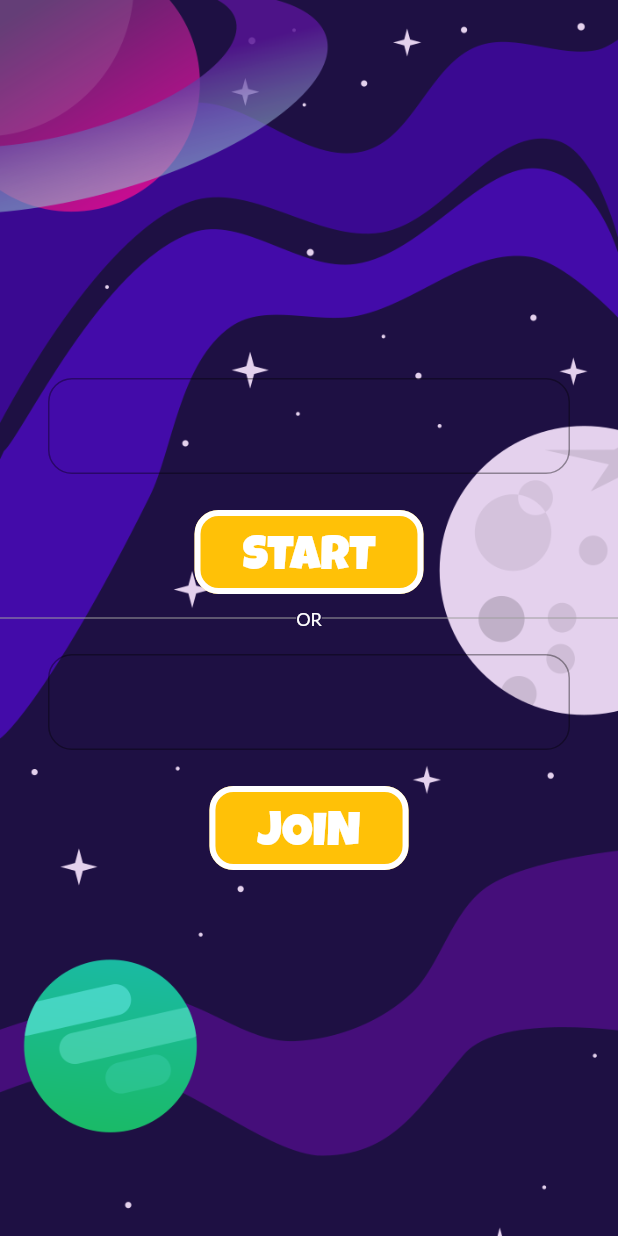
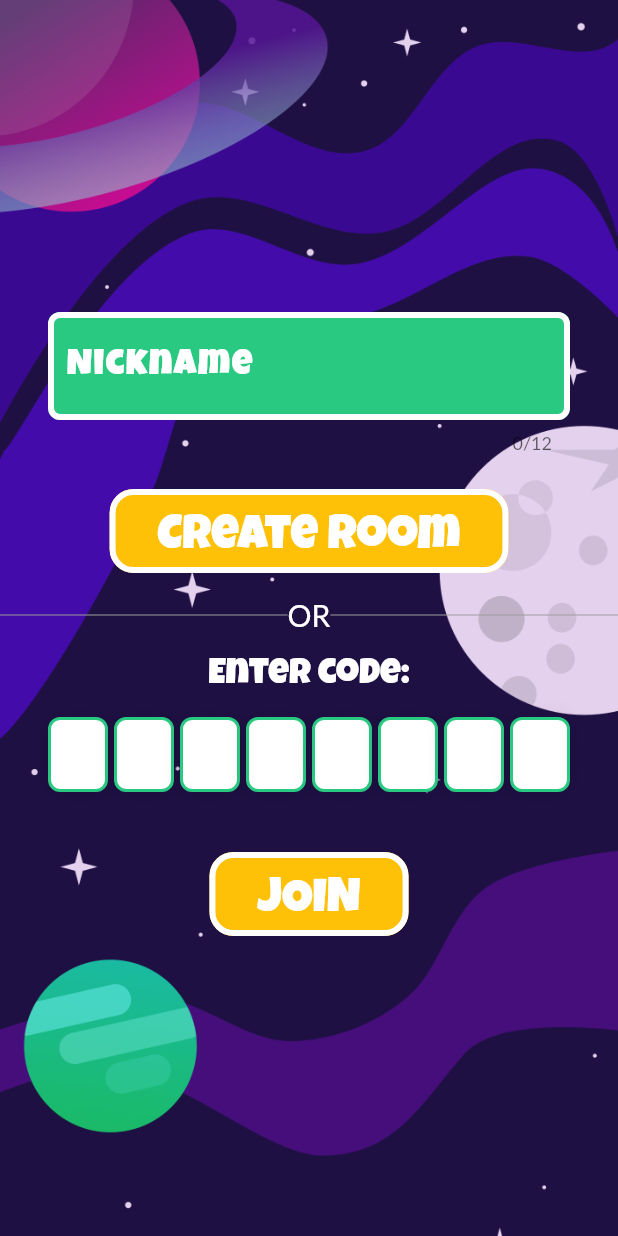
Before and after one commit to stasgora/endspace, a Flutter app: the screen it shows after launch, on a phone screen of 412 x 824 dp. Run offline on Flutter 3.47's test engine with Material 2 defaults, Android fonts, the phone set to English and light mode, and no system bars; drawn by our look-alikes of pin_code_fields; our stand-ins replace bloc, equatable, flutter_bloc, get_it, socket_io_client; network calls fail; Roboto replaces fonts that are missing (Lato).

Commit message:
Main screen update

```diff
--- a/lib/model/ui/ui_text_field.dart
+++ b/lib/model/ui/ui_text_field.dart
@@ -1,10 +1,18 @@
 import 'package:flutter/cupertino.dart';
+import '../../utils/app_strings.dart';
+import '../../utils/ui/theme_config.dart';
+
+enum TextFieldType {name, other}
 
 class UITextField {
   final TextEditingController controller;
+  final TextFieldType type;
+  final String? label;
   final String? hint;
-  final String? label;
   final int maxLength;
 
-  UITextField(this.controller, {this.hint, this.label, this.maxLength = 8});
+  UITextField(this.controller, this.type)
+      : maxLength = type == TextFieldType.other ? MiscTheme.codeLength : MiscTheme.nameLength,
+        label = type == TextFieldType.other ? AppStrings.textFieldCodeLabel : AppStrings.textFieldNameLabel,
+        hint = type == TextFieldType.other ? AppStrings.textFieldCodeHint : AppStrings.textFieldNameHint;
 }
--- a/lib/pages/start_page.dart
+++ b/lib/pages/start_page.dart
@@ -1,11 +1,12 @@
 import 'package:flutter/cupertino.dart';
 import 'package:flutter/material.dart';
 import 'package:flutter_bloc/flutter_bloc.dart';
+import 'package:game/widgets/buttons/custom_code_field.dart';
 import '../logic/start_page/start_page_cubit.dart';
 import '../model/ui/ui_button.dart';
 import '../model/ui/ui_text_field.dart';
 import '../widgets/buttons/action_button.dart';
-import '../widgets/buttons/custom_text_box.dart';
+import '../widgets/buttons/custom_text_field.dart';
 
 class StartPage extends StatefulWidget {
   const StartPage() : super();
@@ -27,6 +28,8 @@ class _StartPageState extends State<StartPage> {
         }
       },
       child: SafeArea(
+        child: GestureDetector(
+          onTap: () => FocusScope.of(context).requestFocus(FocusNode()),
           child: Scaffold(
             body: Container(
               decoration: BoxDecoration(
@@ -41,9 +44,11 @@ class _StartPageState extends State<StartPage> {
                   child: Column(
                     mainAxisAlignment: MainAxisAlignment.center,
                     children: [
-                    CustomTextField(UITextField(nameController, maxLength: 12)),
-                    ActionButton(UIButton("START", onStartButton)),
-                    Row(children: <Widget>[
+                      CustomTextField(UITextField(nameController, TextFieldType.name)),
+                      ActionButton(UIButton("Create room", onStartButton)),
+                      Padding(
+                        padding: const EdgeInsets.only(top: 8.0),
+                        child: Row(children: <Widget>[
                           Expanded(
                             child: Divider(
                               color: Colors.grey,
@@ -54,13 +59,25 @@ class _StartPageState extends State<StartPage> {
                             style: Theme.of(context)
                                 .textTheme
                                 .caption!
-                            .copyWith(color: Colors.white),
+                                .copyWith(color: Colors.white, fontSize: 20),
                           ),
                           Expanded(child: Divider(color: Colors.grey)),
                         ]),
-                    CustomTextField(UITextField(roomController)),
+                      ),
+                      Padding(
+                        padding: const EdgeInsets.only(top: 16.0),
+                        child: Text(
+                          "Enter code:",
+                          style: Theme.of(context)
+                              .textTheme
+                              .headline1!
+                              .copyWith(fontSize: 24),
+                        ),
+                      ),
+                      CustomCodeField(roomController),
                       ActionButton(UIButton("JOIN", onJoinButton))
                     ],
+                  ),
                 ),
               ),
             ),
--- a/lib/utils/app_strings.dart
+++ b/lib/utils/app_strings.dart
@@ -1,5 +1,12 @@
 
 class AppStrings {
+  //assets
   static final String avatarsPath = "assets/images/avatars/";
   static final String avatarExt = ".png";
+
+  //strings
+  static final String textFieldNameLabel = "Nickname";
+  static final String textFieldNameHint = "";
+  static final String textFieldCodeLabel = "Code";
+  static final String textFieldCodeHint = "########";
 }
--- a/lib/utils/ui/theme_config.dart
+++ b/lib/utils/ui/theme_config.dart
@@ -8,6 +8,12 @@ class AppColors {
 
   //buttons
   static const Color actionButton = Colors.amber;
+
+  //textFields
+  static const Color textFieldEnabledOutline = Colors.white;
+  static const Color textFieldFocusedOutline = Color.fromARGB(170, 255, 255, 255);
+  static const Color textFieldBasicBackground = Color.fromARGB(255, 41, 201, 130);
+
 
   //text
   static const Color darkTextColor = Colors.black38;
@@ -23,3 +29,13 @@ class AppColors {
     Color.fromARGB(255, 46, 196, 182)
   ];
 }
+
+class MiscTheme {
+  static const double actionButtonRadius = 16;
+  static const double textFieldRadius = 8;
+
+  static const int codeLength = 8;
+  static const int nameLength = 12;
+
+
+}
--- /dev/null
+++ b/lib/widgets/buttons/custom_code_field.dart
@@ -0,0 +1,66 @@
+import 'package:flutter/cupertino.dart';
+import 'package:flutter/material.dart';
+import 'package:game/utils/ui/theme_config.dart';
+import 'package:pin_code_fields/pin_code_fields.dart';
+
+class CustomCodeField extends StatefulWidget {
+  final TextEditingController controller;
+
+  const CustomCodeField(this.controller) : super();
+
+  @override
+  _CustomCodeFieldState createState() => _CustomCodeFieldState();
+}
+
+class _CustomCodeFieldState extends State<CustomCodeField> {
+  String currentText = "";
+  @override
+  Widget build(BuildContext context) {
+    return Padding(
+      padding: EdgeInsets.symmetric(horizontal: 32, vertical: 16),
+      child: PinCodeTextField(
+        appContext: context,
+        textStyle: Theme.of(context).textTheme.headline1,
+        pastedTextStyle: Theme.of(context).textTheme.headline1,
+        length: MiscTheme.codeLength,
+        animationType: AnimationType.fade,
+        pinTheme: PinTheme(
+          shape: PinCodeFieldShape.box,
+          borderRadius: BorderRadius.circular(8),
+          fieldHeight: 50,
+          fieldWidth: 40,
+          activeColor: Colors.white,
+          activeFillColor: AppColors.textFieldBasicBackground,
+          selectedColor: Colors.white,
+          selectedFillColor: Colors.amber,
+          inactiveColor: AppColors.textFieldBasicBackground,
+          inactiveFillColor: Colors.white,
+        ),
+
+        cursorColor: Colors.white,
+        animationDuration: Duration(milliseconds: 300),
+        enableActiveFill: true,
+        controller: widget.controller,
+        keyboardType: TextInputType.text,
+        boxShadows: [
+          BoxShadow(
+            offset: Offset(0, 1),
+            color: Colors.black12,
+            blurRadius: 10,
+          )
+        ],
+        onCompleted: (v) {
+
+        },
+        onChanged: (value) {
+          setState(() {
+            currentText = value;
+          });
+        },
+        beforeTextPaste: (text) {
+          return true;
+        },
+      )
+    );
+  }
+}
--- a/lib/widgets/buttons/custom_text_box.dart
+++ /dev/null
@@ -1,37 +0,0 @@
-import 'package:flutter/material.dart';
-import 'package:flutter/services.dart';
-import '../../model/ui/ui_text_field.dart';
-
-class CustomTextField extends StatelessWidget {
-  final UITextField uiTextField;
-
-  const CustomTextField(this.uiTextField) : super();
-
-  @override
-  Widget build(BuildContext context) {
-    return Padding(
-      padding: EdgeInsets.symmetric(vertical: 16.0, horizontal: 32.0),
-      child: TextField(
-        inputFormatters: [
-          LengthLimitingTextInputFormatter(uiTextField.maxLength)
-        ],
-        controller: uiTextField.controller,
-        style: Theme.of(context).textTheme.button!.copyWith(fontSize: 24, letterSpacing: 1),
-        decoration: InputDecoration(
-          border: OutlineInputBorder(
-            borderRadius: BorderRadius.circular(16),
-            borderSide: BorderSide(
-              color: Colors.white,
-              width: 4
-            )
-          ),
-          fillColor: Colors.white,
-          hintText: uiTextField.hint,
-          labelText: uiTextField.label
-        ),
-        cursorColor: Colors.white,
-
-      ),
-    );
-  }
-}
--- /dev/null
+++ b/lib/widgets/buttons/custom_text_field.dart
@@ -0,0 +1,64 @@
+import 'package:flutter/material.dart';
+import 'package:flutter/services.dart';
+
+import '../../model/ui/ui_text_field.dart';
+import '../../utils/ui/theme_config.dart';
+
+enum InputBorderType {basic, focused, enabled}
+
+class CustomTextField extends StatelessWidget {
+  final UITextField uiTextField;
+
+  const CustomTextField(this.uiTextField) : super();
+
+  @override
+  Widget build(BuildContext context) {
+    return Padding(
+      padding: EdgeInsets.symmetric(vertical: 16.0, horizontal: 32.0),
+      child: TextField(
+        inputFormatters: [
+          LengthLimitingTextInputFormatter(uiTextField.maxLength)
+        ],
+        maxLength: uiTextField.maxLength,
+        controller: uiTextField.controller,
+        style: Theme.of(context).textTheme.button!.copyWith(fontSize: 24, letterSpacing: 1),
+        decoration: InputDecoration(
+          border: _getOutlineInputBorder(InputBorderType.basic),
+          fillColor: AppColors.textFieldBasicBackground,
+          hintText: uiTextField.hint,
+          labelText: uiTextField.label,
+          hintStyle: Theme.of(context).textTheme.button,
+          labelStyle: Theme.of(context).textTheme.button!.copyWith(fontSize: 24, letterSpacing: 1),
+          filled: true,
+          enabledBorder: _getOutlineInputBorder(InputBorderType.enabled),
+          focusedBorder: _getOutlineInputBorder(InputBorderType.focused),
+        ),
+        cursorColor: Colors.white,
+
+      ),
+    );
+  }
+
+  OutlineInputBorder _getOutlineInputBorder(InputBorderType type) {
+    Color color;
+    switch (type) {
+      case InputBorderType.basic:
+        color = AppColors.textFieldBasicBackground;
+        break;
+      case InputBorderType.focused:
+        color = AppColors.textFieldFocusedOutline;
+        break;
+      case InputBorderType.enabled:
+        color = AppColors.textFieldEnabledOutline;
+        break;
+    }
+
+    return OutlineInputBorder(
+        borderRadius: BorderRadius.circular(MiscTheme.textFieldRadius),
+        borderSide: BorderSide(
+            color: color,
+            width: 4
+        )
+    );
+  }
+}
--- a/pubspec.yaml
+++ b/pubspec.yaml
@@ -21,6 +21,7 @@ dependencies:
   # UI
   cupertino_icons: ^1.0.2
   bordered_text: ^2.0.0
+  pin_code_fields: ^7.2.0
 
 dev_dependencies:
   flutter_test:
```
Also changed, not shown: pubspec.lock. Lines whose indentation alone changed are shown as unchanged.
